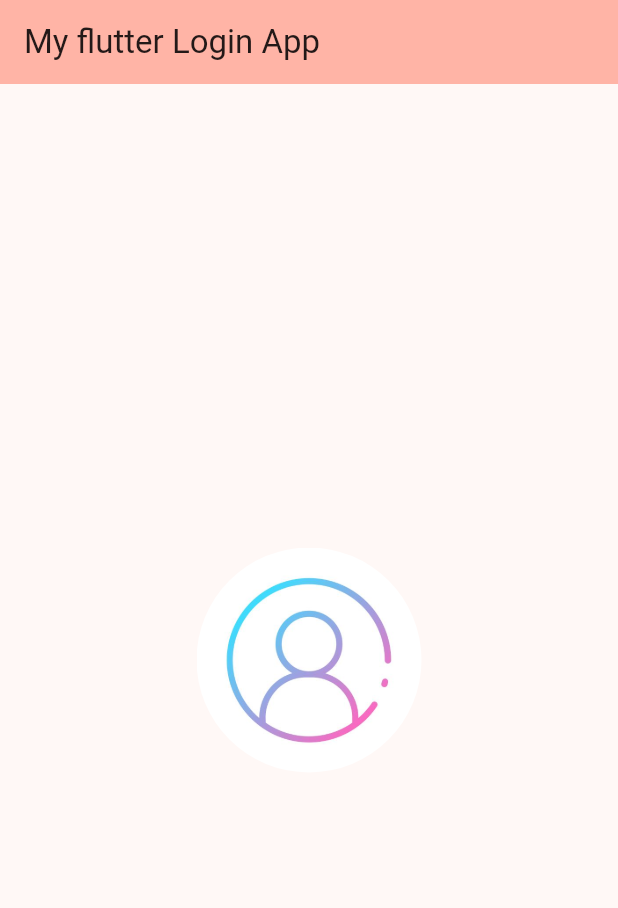
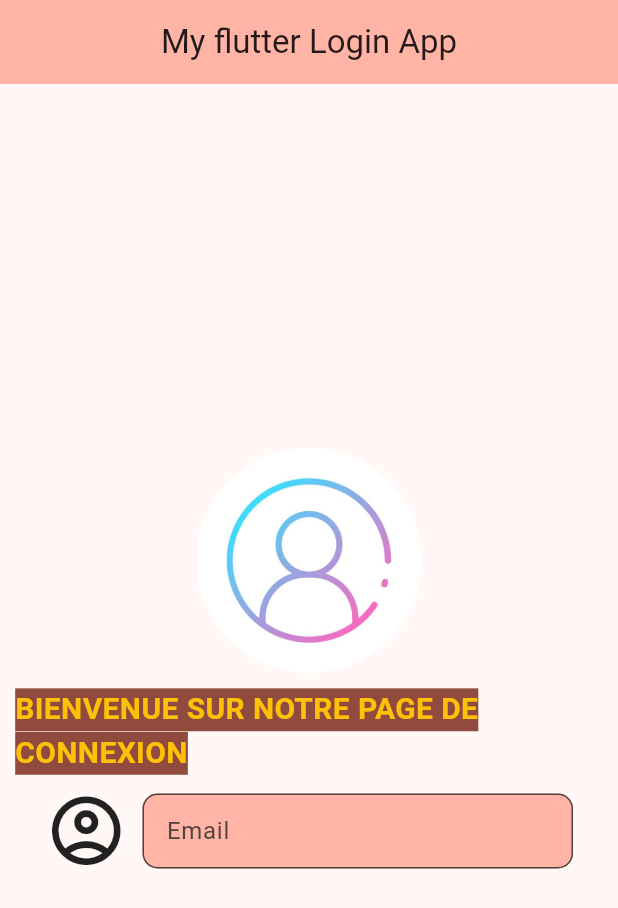
Before and after one commit to Harlequelrah/flutter_login_app, a Flutter app: the screen it shows after launch, on a phone screen of 412 x 824 dp. Shown: the top 908 px of the screen. Run offline on Flutter 3.47's test engine with Material 3 defaults, Android fonts, the phone set to English and light mode, and no system bars.

Commit message:
ajout de l icone , du titre et du champ email

```diff
--- a/lib/main.dart
+++ b/lib/main.dart
@@ -9,7 +9,7 @@ class MyApp extends StatelessWidget {
   @override
   Widget build(BuildContext context) {
     const Color scarletRed = Color(0xFFFF2400); // Rouge écarlate
-    const Color amberColor = Colors.amber; // Ambre
+
     return MaterialApp(
       title: 'My flutter App',
       debugShowCheckedModeBanner: false,
@@ -44,7 +44,10 @@ class _MyHomePageState extends State<MyHomePage> {
     return Scaffold(
         appBar: AppBar(
           backgroundColor: Theme.of(context).colorScheme.inversePrimary,
-          title: Text(widget.title,),
+          title: Text(
+            widget.title,
+          ),
+          centerTitle: true,
         ),
         body: Center(
           child: Padding(
@@ -62,8 +65,49 @@ class _MyHomePageState extends State<MyHomePage> {
                     ),
                   ),
                 ),
+                Padding(
+                  padding: const EdgeInsets.only(top: 10.0, bottom: 10.0),
+                  child: Text(
+                    "BIENVENUE SUR NOTRE PAGE DE CONNEXION",
+                    style: TextStyle(
+                      fontSize: 20,
+                      color: Colors.amber,
+                      fontWeight: FontWeight.bold,
+                      background: Paint()..color = Theme.of(context).colorScheme.primary,
+                    ),
+                  ),
+                ),
+                Padding(
+                    padding: EdgeInsets.symmetric(horizontal: 20),
+                    child: Row(children: [
+                      Icon(
+                        Icons.account_circle_outlined,
+                        size: 55,
+                      ),
+                      const SizedBox(width: 10),
+                      Expanded(
+                        child: SizedBox(
+                            height: 50,
+                            child: TextField(
+                              style: TextStyle(color:Theme.of(context).colorScheme.primary),
+                              decoration: InputDecoration(
+                                labelText: "Email",
+                                // labelStyle: TextStyle(color:Theme.of(context).colorScheme.secondary),
+                                hintText: "Entrer votre email (e.g:usernames@example.com)",
+                                // hintStyle: TextStyle(color:Colors.purple),
+                                 filled: true, // Activer le remplissage du champ
+                                fillColor: Theme.of(context).colorScheme.inversePrimary,
+                                border: OutlineInputBorder(
+                                  borderRadius: BorderRadius.circular(10),
+                                  borderSide: BorderSide(color: Colors.amber),
+                                ),
+                              ),
+                            )),
+                      )
+                    ])),
               ],
             ),
-        )));
+          ),
+        ));
   }
 }
```
Lines whose indentation alone changed are shown as unchanged.
